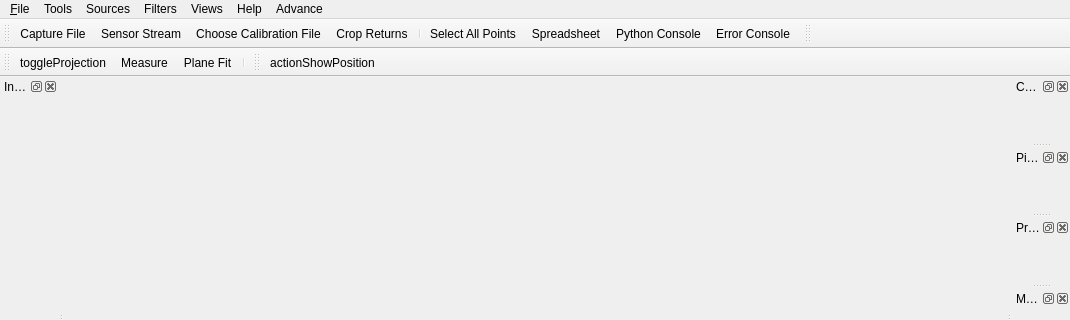
The window that Application/vvMainWindow.ui (Kitware/LidarView) describes before a commit, drawn with Qt 5; both pictures show x 0 to 1070 and y 0 to 320 of the 1070 by 645 pixel window.
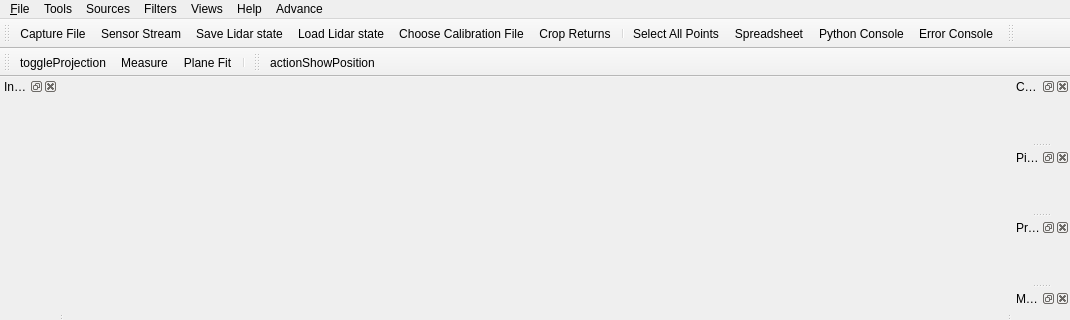
The same window after the commit. Icons and pictures are not drawn. Custom widgets are drawn as their Qt base class.

Commit message: [feature] Add Save paraview state button to the Veloview UI

Patch:
```diff
--- a/Application/vvMainWindow.ui
+++ b/Application/vvMainWindow.ui
@@ -158,6 +158,8 @@
    </attribute>
    <addaction name="actionOpenPcap"/>
    <addaction name="actionOpen_Sensor_Stream"/>
+   <addaction name="actionSaveLidarState"/>
+   <addaction name="actionLoadLidarState"/>
    <addaction name="actionChoose_Calibration_File"/>
    <addaction name="actionCropReturns"/>
    <addaction name="separator"/>
@@ -418,6 +420,24 @@
     <string>Sensor &amp;Stream...</string>
    </property>
   </action>
+  <action name="actionSaveLidarState">
+   <property name="icon">
+    <iconset resource="../LVCore/ApplicationComponents/lqResources.qrc">
+     <normaloff>:/lqResources/Icons/pqSaveState.png</normaloff>:/lqResources/Icons/pqSaveState.png</iconset>
+   </property>
+   <property name="text">
+    <string>Save Lidar state</string>
+   </property>
+  </action>
+  <action name="actionLoadLidarState">
+   <property name="icon">
+    <iconset resource="../LVCore/ApplicationComponents/lqResources.qrc">
+     <normaloff>:/lqResources/Icons/pqLoadState.png</normaloff>:/lqResources/Icons/pqLoadState.png</iconset>
+   </property>
+   <property name="text">
+    <string>Load Lidar state</string>
+   </property>
+  </action>
   <action name="actionChoose_Calibration_File">
    <property name="icon">
     <iconset resource="../Plugins/VelodyneUIPlugin/Ui/images/resources.qrc">
```
Left out of the diff: 3 changed lines with no effect on the pictures. The commit also changes 1 other file.
